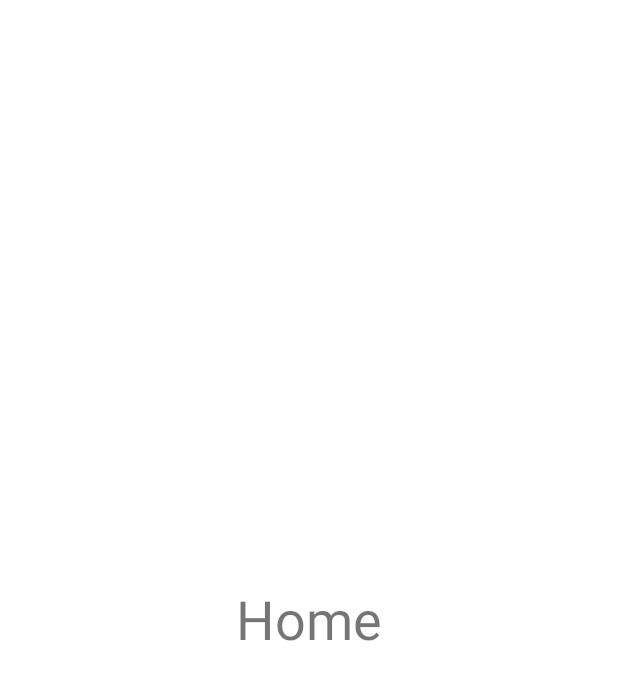
After one commit to Davideo37/StarGaze-v2, an Android app: the fragment MessagesFragment placed in its activity, on a phone screen of 412 x 824 dp. The commit adds this screen. Shown: the top 680 px of the screen. Run offline under Robolectric (Android 15) with nearby library versions, the phone set to English and light mode, and no system bars.

```diff
--- a/Project2/app/build.gradle
+++ b/Project2/app/build.gradle
@@ -39,6 +39,7 @@
     implementation 'androidx.constraintlayout:constraintlayout:2.1.3'
     implementation 'androidx.lifecycle:lifecycle-livedata-ktx:2.4.1'
     implementation 'androidx.lifecycle:lifecycle-viewmodel-ktx:2.4.1'
+    implementation 'androidx.legacy:legacy-support-v4:1.0.0'
     testImplementation 'junit:junit:4.13.2'
     androidTestImplementation 'androidx.test.ext:junit:1.1.3'
     androidTestImplementation 'androidx.test.espresso:espresso-core:3.4.0'
--- a/Project2/app/src/main/java/com/example/project2/MainActivity.kt
+++ b/Project2/app/src/main/java/com/example/project2/MainActivity.kt
@@ -2,9 +2,18 @@
 
 import androidx.appcompat.app.AppCompatActivity
 import android.os.Bundle
+import androidx.fragment.app.Fragment
+import com.example.project2.fragments.HomeFragment
+import com.example.project2.fragments.MessagesFragment
+import com.example.project2.fragments.SettingsFragment
 import com.example.project2.ui.main.MainFragment
 
 class MainActivity : AppCompatActivity() {
+
+    private val homeFragment = HomeFragment()
+    private val settingsFragment = SettingsFragment()
+    private val messagesFragment = MessagesFragment()
+
 
     override fun onCreate(savedInstanceState: Bundle?) {
         super.onCreate(savedInstanceState)
@@ -14,5 +23,14 @@
                 .replace(R.id.container, MainFragment.newInstance())
                 .commitNow()
         }
+        replaceFragment(homeFragment)
+
+    }
+    private fun replaceFragment(fragment: Fragment) {
+        if (fragment != null) {
+            val transaction = supportFragmentManager.beginTransaction()
+            transaction.replace(R.id.fragment_container, fragment)
+            transaction.commit()
+        }
     }
 }
--- /dev/null
+++ b/Project2/app/src/main/java/com/example/project2/fragments/HomeFragment.kt
@@ -0,0 +1,24 @@
+package com.example.project2.fragments
+
+import android.os.Bundle
+import androidx.fragment.app.Fragment
+import android.view.LayoutInflater
+import android.view.View
+import android.view.ViewGroup
+import com.example.project2.R
+
+
+
+/**
+ * A simple [Fragment] subclass.
+ */
+class HomeFragment : Fragment() {
+
+    override fun onCreateView(
+        inflater: LayoutInflater, container: ViewGroup?,
+        savedInstanceState: Bundle?
+    ): View? {
+        // Inflate the layout for this fragment
+        return inflater.inflate(R.layout.fragment_home, container, false)
+    }
+}
--- /dev/null
+++ b/Project2/app/src/main/java/com/example/project2/fragments/MessagesFragment.kt
@@ -0,0 +1,22 @@
+package com.example.project2.fragments
+
+import android.os.Bundle
+import androidx.fragment.app.Fragment
+import android.view.LayoutInflater
+import android.view.View
+import android.view.ViewGroup
+import com.example.project2.R
+
+/**
+ * A simple [Fragment] subclass.
+ */
+class MessagesFragment : Fragment() {
+
+    override fun onCreateView(
+        inflater: LayoutInflater, container: ViewGroup?,
+        savedInstanceState: Bundle?
+    ): View? {
+        // Inflate the layout for this fragment
+        return inflater.inflate(R.layout.fragment_home, container, false)
+    }
+}
--- /dev/null
+++ b/Project2/app/src/main/java/com/example/project2/fragments/SettingsFragment.kt
@@ -0,0 +1,22 @@
+package com.example.project2.fragments
+
+import android.os.Bundle
+import androidx.fragment.app.Fragment
+import android.view.LayoutInflater
+import android.view.View
+import android.view.ViewGroup
+import com.example.project2.R
+
+/**
+ * A simple [Fragment] subclass.
+ */
+class SettingsFragment : Fragment() {
+
+    override fun onCreateView(
+        inflater: LayoutInflater, container: ViewGroup?,
+        savedInstanceState: Bundle?
+    ): View? {
+        // Inflate the layout for this fragment
+        return inflater.inflate(R.layout.fragment_home, container, false)
+    }
+}
--- /dev/null
+++ b/Project2/app/src/main/res/drawable/home.xml
@@ -0,0 +1,5 @@
+<vector android:height="24dp" android:tint="#FFFFFF"
+    android:viewportHeight="24" android:viewportWidth="24"
+    android:width="24dp" xmlns:android="http://schemas.android.com/apk/res/android">
+    <path android:fillColor="@android:color/white" android:pathData="M10,20v-6h4v6h5v-8h3L12,3 2,12h3v8z"/>
+</vector>
--- /dev/null
+++ b/Project2/app/src/main/res/drawable/messages.xml
@@ -0,0 +1,5 @@
+<vector android:height="24dp" android:tint="#FFFFFF"
+    android:viewportHeight="24" android:viewportWidth="24"
+    android:width="24dp" xmlns:android="http://schemas.android.com/apk/res/android">
+    <path android:fillColor="@android:color/white" android:pathData="M20,2L4,2c-1.1,0 -1.99,0.9 -1.99,2L2,22l4,-4h14c1.1,0 2,-0.9 2,-2L22,4c0,-1.1 -0.9,-2 -2,-2zM18,14L6,14v-2h12v2zM18,11L6,11L6,9h12v2zM18,8L6,8L6,6h12v2z"/>
+</vector>
--- /dev/null
+++ b/Project2/app/src/main/res/drawable/settings.xml
@@ -0,0 +1,5 @@
+<vector android:height="24dp" android:tint="#FFFFFF"
+    android:viewportHeight="24" android:viewportWidth="24"
+    android:width="24dp" xmlns:android="http://schemas.android.com/apk/res/android">
+    <path android:fillColor="@android:color/white" android:pathData="M19.14,12.94c0.04,-0.3 0.06,-0.61 0.06,-0.94c0,-0.32 -0.02,-0.64 -0.07,-0.94l2.03,-1.58c0.18,-0.14 0.23,-0.41 0.12,-0.61l-1.92,-3.32c-0.12,-0.22 -0.37,-0.29 -0.59,-0.22l-2.39,0.96c-0.5,-0.38 -1.03,-0.7 -1.62,-0.94L14.4,2.81c-0.04,-0.24 -0.24,-0.41 -0.48,-0.41h-3.84c-0.24,0 -0.43,0.17 -0.47,0.41L9.25,5.35C8.66,5.59 8.12,5.92 7.63,6.29L5.24,5.33c-0.22,-0.08 -0.47,0 -0.59,0.22L2.74,8.87C2.62,9.08 2.66,9.34 2.86,9.48l2.03,1.58C4.84,11.36 4.8,11.69 4.8,12s0.02,0.64 0.07,0.94l-2.03,1.58c-0.18,0.14 -0.23,0.41 -0.12,0.61l1.92,3.32c0.12,0.22 0.37,0.29 0.59,0.22l2.39,-0.96c0.5,0.38 1.03,0.7 1.62,0.94l0.36,2.54c0.05,0.24 0.24,0.41 0.48,0.41h3.84c0.24,0 0.44,-0.17 0.47,-0.41l0.36,-2.54c0.59,-0.24 1.13,-0.56 1.62,-0.94l2.39,0.96c0.22,0.08 0.47,0 0.59,-0.22l1.92,-3.32c0.12,-0.22 0.07,-0.47 -0.12,-0.61L19.14,12.94zM12,15.6c-1.98,0 -3.6,-1.62 -3.6,-3.6s1.62,-3.6 3.6,-3.6s3.6,1.62 3.6,3.6S13.98,15.6 12,15.6z"/>
+</vector>
--- /dev/null
+++ b/Project2/app/src/main/res/layout/fragment_home.xml
@@ -0,0 +1,21 @@
+<?xml version="1.0" encoding="utf-8"?>
+<androidx.constraintlayout.widget.ConstraintLayout xmlns:android="http://schemas.android.com/apk/res/android"
+    xmlns:tools="http://schemas.android.com/tools"
+    android:layout_width="match_parent"
+    android:layout_height="match_parent"
+    xmlns:app="http://schemas.android.com/apk/res-auto"
+    tools:context=".fragments.HomeFragment">
+
+    <!-- TODO: Update blank fragment layout -->
+    <TextView
+        android:id="@+id/home"
+        android:layout_width="wrap_content"
+        android:layout_height="wrap_content"
+        android:text="Home"
+        android:textSize="36sp"
+        app:layout_constraintTop_toTopOf="parent"
+        app:layout_constraintLeft_toLeftOf="parent"
+        app:layout_constraintRight_toRightOf="parent"
+        app:layout_constraintBottom_toBottomOf="parent"/>
+
+</androidx.constraintlayout.widget.ConstraintLayout>
--- a/Project2/app/src/main/res/values/strings.xml
+++ b/Project2/app/src/main/res/values/strings.xml
@@ -1,3 +1,5 @@
 <resources>
     <string name="app_name">Project 2</string>
+    <!-- TODO: Remove or change this placeholder text -->
+    <string name="hello_blank_fragment">Hello blank fragment</string>
 </resources>
--- a/Project2/app/src/main/res/values/themes.xml
+++ b/Project2/app/src/main/res/values/themes.xml
@@ -1,6 +1,6 @@
 <resources xmlns:tools="http://schemas.android.com/tools">
     <!-- Base application theme. -->
-    <style name="Theme.Project2" parent="Theme.MaterialComponents.DayNight.DarkActionBar">
+    <style name="Theme.Project2" parent="Theme.MaterialComponents.DayNight.NoActionBar">
         <!-- Primary brand color. -->
         <item name="colorPrimary">@color/purple_500</item>
         <item name="colorPrimaryVariant">@color/purple_700</item>
```
Also changed, not shown: Project2/app/src/main/res/layout/fragment_messages.xml (added, +21 -0 lines), Project2/app/src/main/res/layout/fragment_settings.xml (added, +20 -0 lines), Project2/app/src/main/res/layout/main_fragment.xml (+43 -21 lines), Project2/app/src/main/res/menu/menu1.xml (added, +15 -0 lines), Project2/app/src/main/res/layout/main_activity.xml (line endings or trailing spaces).
